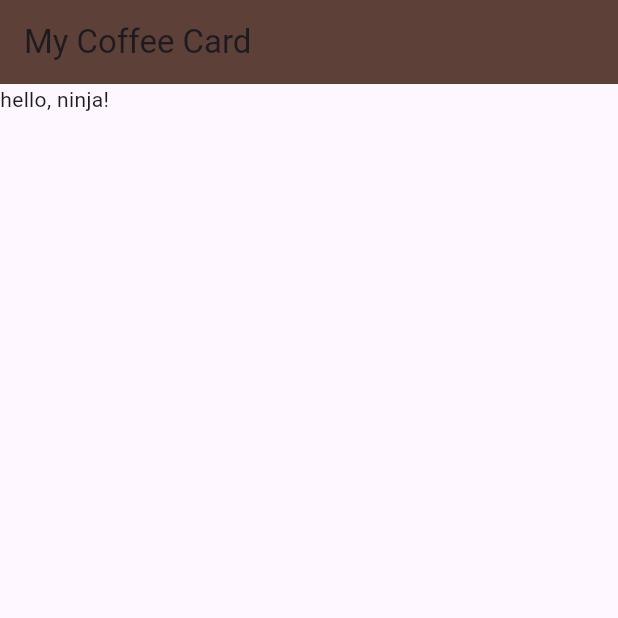
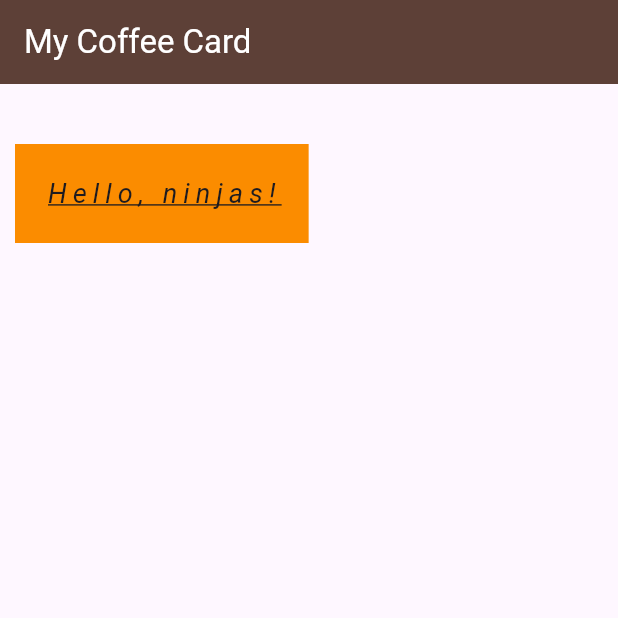
Before and after one commit to efunnuga-bamidele/FLUTTER_COFFEE_CARD, a Flutter app: the screen it shows after launch, on a phone screen of 412 x 824 dp, the top half of it. Run offline on Flutter 3.47's test engine with Material 3 defaults, Android fonts, the phone set to English and light mode, and no system bars.

Commit message:
feat:Spliting the Screens

```diff
--- /dev/null
+++ b/lib/home.dart
@@ -0,0 +1,27 @@
+import 'package:flutter/material.dart';
+
+class Home extends StatelessWidget {
+  const Home({super.key});
+
+  @override
+  Widget build(BuildContext context) {
+    return Scaffold(
+      appBar: AppBar(
+        title:
+            const Text("My Coffee Card", style: TextStyle(color: Colors.white)),
+        backgroundColor: Colors.brown[700],
+      ),
+      body: Container(
+        color: Colors.orange[600],
+        padding: const EdgeInsets.all(20.0),
+        margin: const EdgeInsets.fromLTRB(10, 40, 0, 0),
+        child: const Text("Hello, ninjas!",
+            style: TextStyle(
+                fontSize: 18,
+                letterSpacing: 4,
+                fontStyle: FontStyle.italic,
+                decoration: TextDecoration.underline)),
+      ),
+    );
+  }
+}
--- a/lib/main.dart
+++ b/lib/main.dart
@@ -1,13 +1,10 @@
+import 'package:coffee_card/home.dart';
 import 'package:flutter/material.dart';
 
 void main() {
-  runApp(MaterialApp(
-    home: Scaffold(
-      appBar: AppBar(
-        title: const Text("My Coffee Card"),
-        backgroundColor: Colors.brown[700],
-      ),
-      body: const Text("hello, ninja!"),
+  runApp(
+    const MaterialApp(
+      home: Home(),
     ),
-  ));
+  );
 }
```
